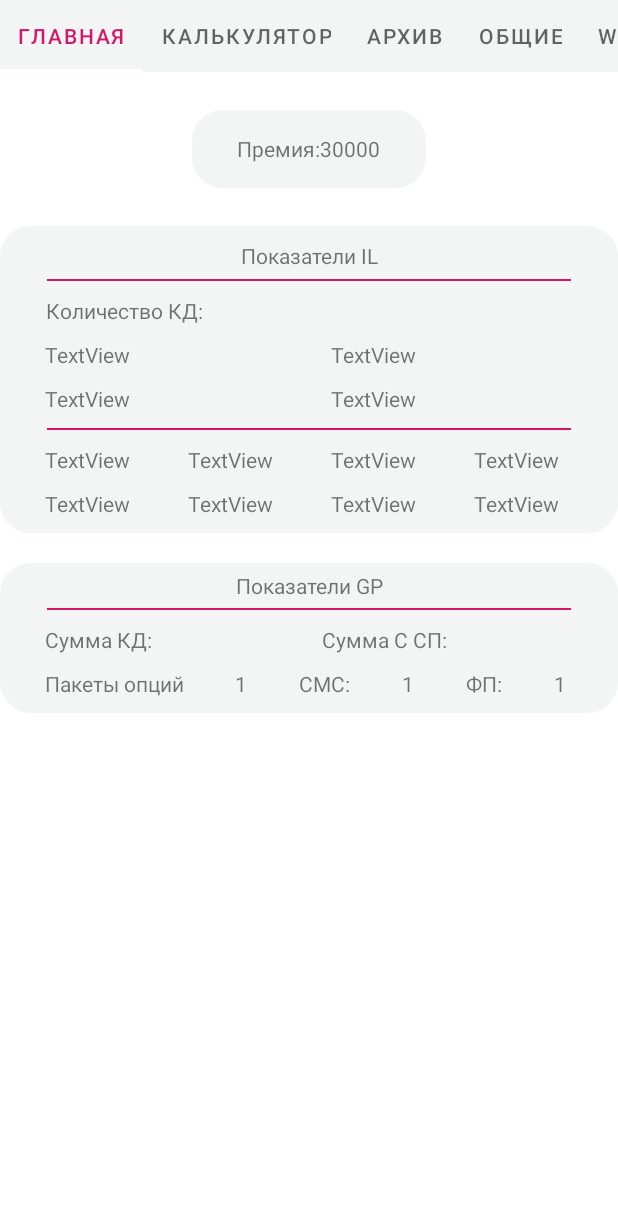
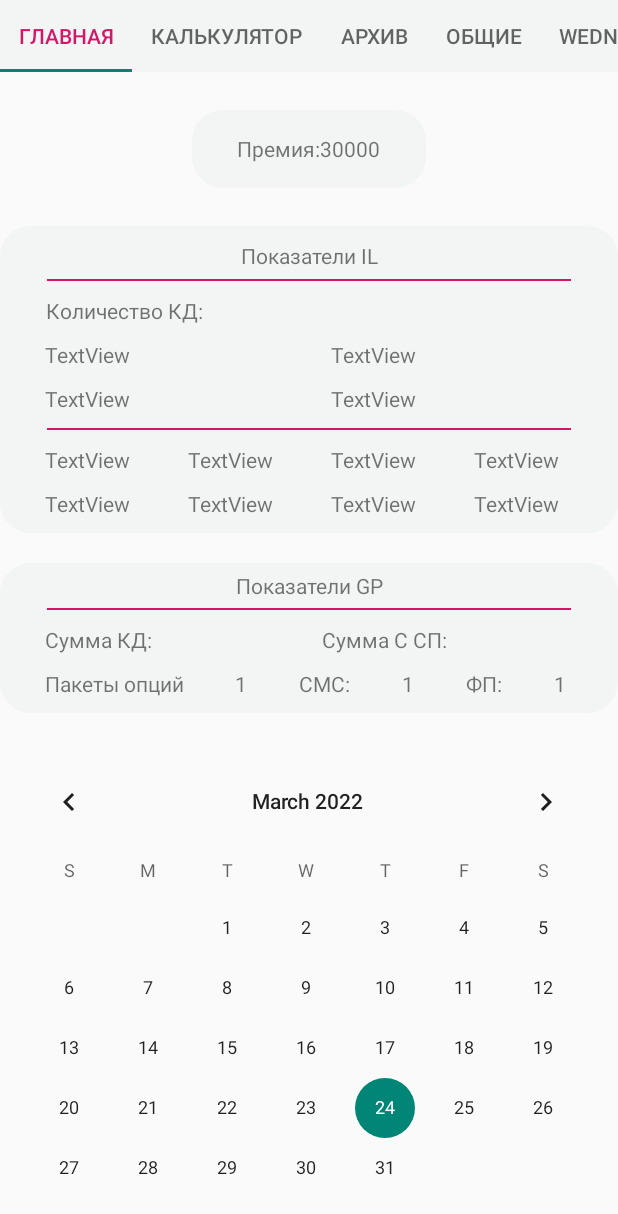
Before and after one commit to ThetaSigmaTL/RenStaff, an Android app: the screen it shows after launch (MainActivity), on a phone screen of 412 x 824 dp. Shown: the top 1214 px of the screen. Run offline under Robolectric (Android 15) with nearby library versions, the phone set to English and light mode, and no system bars.

Commit message:
Some fixes

```diff
--- a/app/src/main/AndroidManifest.xml
+++ b/app/src/main/AndroidManifest.xml
@@ -9,7 +9,7 @@
         android:label="@string/app_name"
         android:roundIcon="@mipmap/ic_launcher_round"
         android:supportsRtl="true"
-        android:theme="@style/Theme.RenStaff">
+        android:theme="@style/ThemeRen">
         <activity
             android:name=".MainActivity2"
             android:exported="false"
--- a/app/src/main/java/com/example/renstaff/MainActivity2.java
+++ b/app/src/main/java/com/example/renstaff/MainActivity2.java
@@ -27,7 +27,7 @@ public class MainActivity2 extends AppCompatActivity {
         // Passing each menu ID as a set of Ids because each
         // menu should be considered as top level destinations.
         AppBarConfiguration appBarConfiguration = new AppBarConfiguration.Builder(
-                R.id.navigation_home, R.id.navigation_dashboard, R.id.navigation_notifications)
+                 R.id.navigation_home, R.id.navigation_dashboard, R.id.navigation_notifications)
                 .build();
         NavController navController = Navigation.findNavController(this, R.id.nav_host_fragment_activity_main2);
         NavigationUI.setupActionBarWithNavController(this, navController, appBarConfiguration);
--- a/app/src/main/res/layout/activity_main.xml
+++ b/app/src/main/res/layout/activity_main.xml
@@ -431,17 +431,40 @@
             android:layout_height="10dp"/>
     </LinearLayout>
 
+    <Space
+        android:layout_width="match_parent"
+        android:layout_height="25dp" />
+
+    <LinearLayout
+        android:layout_width="match_parent"
+        android:layout_height="wrap_content"
+        android:orientation="horizontal">
+
+        <CalendarView
+            android:id="@+id/calendarView2"
+            android:layout_width="410dp"
+            android:layout_height="300dp" />
+
+        <Space
+            android:layout_width="match_parent"
+            android:layout_height="25dp" />
+    </LinearLayout>
+
+    <Space
+        android:layout_width="match_parent"
+        android:layout_height="25dp" />
+
     <LinearLayout
         android:layout_width="wrap_content"
         android:layout_height="wrap_content"
-        android:orientation="vertical"
+        android:orientation="horizontal"
         android:layout_gravity="bottom"
         android:gravity="bottom"
         >
 
         <com.google.android.material.bottomnavigation.BottomNavigationView
-            android:layout_width="match_parent"
-            android:layout_height="match_parent"
+            android:layout_width="wrap_content"
+            android:layout_height="wrap_content"
             />
     </LinearLayout>
 
--- a/app/src/main/res/values/styles.xml
+++ b/app/src/main/res/values/styles.xml
@@ -1,4 +1,10 @@
 <?xml version="1.0" encoding="utf-8"?>
 <resources>
     <style name="backplateCenter" />
+    <style name="ThemeRen" parent="Theme.AppCompat.DayNight">
+        <item name="windowActionBar">false</item>
+        <item name="windowNoTitle">true</item>
+        <item name= "android:windowFullscreen">true</item>
+    </style>
+
 </resources>
--- a/app/src/main/res/values/themes.xml
+++ b/app/src/main/res/values/themes.xml
@@ -1,6 +1,6 @@
 <resources xmlns:tools="http://schemas.android.com/tools">
     <!-- Base application theme. -->
-    <style name="Theme.RenStaff" parent="Theme.MaterialComponents.DayNight.NoActionBar">
+    <style name="Theme.RenStaff" parent="Theme.MaterialComponents.DayNight">
         <!-- Primary brand color. -->
         <item name="colorPrimary">@color/purple_500</item>
         <item name="colorPrimaryVariant">@color/purple_500</item>
--- a/build.gradle
+++ b/build.gradle
@@ -5,7 +5,7 @@ buildscript {
         mavenCentral()
     }
     dependencies {
-        classpath 'com.android.tools.build:gradle:7.0.3'
+        classpath 'com.android.tools.build:gradle:7.1.1'
 
         // NOTE: Do not place your application dependencies here; they belong
         // in the individual module build.gradle files
```
Also changed, not shown: app/src/main/java/com/example/renstaff/MainActivity.java (+0 -21 lines), gradle/wrapper/gradle-wrapper.properties.
